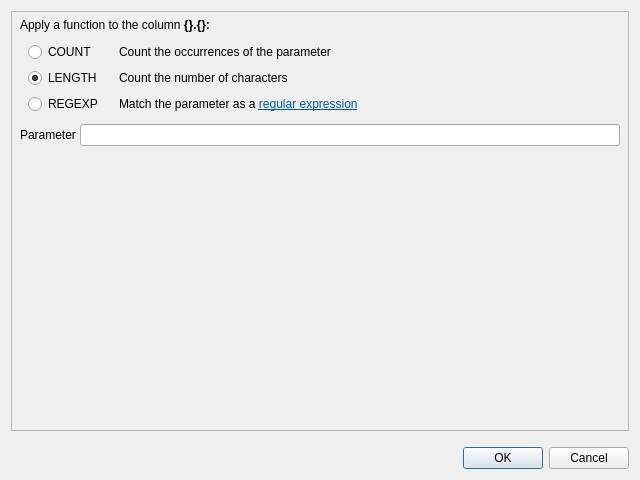
First picture: the form in coquery/gui/functionApply.ui, repository gkunter/coquery, before the edit.
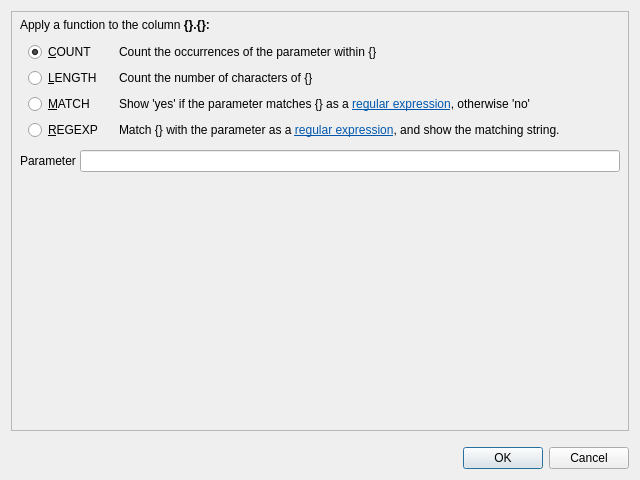
Second picture: the form after the edit.

Commit message: Add MATCH function

Patch:
```diff
--- a/coquery/gui/functionApply.ui
+++ b/coquery/gui/functionApply.ui
@@ -18,7 +18,7 @@
     <number>16</number>
    </property>
    <item>
-    <widget class="QFrame" name="">
+    <widget class="QFrame" name="frame">
      <property name="frameShape">
       <enum>QFrame::StyledPanel</enum>
      </property>
@@ -49,7 +49,7 @@
        </widget>
       </item>
       <item>
-       <widget class="QFrame" name="">
+       <widget class="QFrame" name="frame">
         <property name="sizePolicy">
          <sizepolicy hsizetype="Preferred" vsizetype="Fixed">
           <horstretch>0</horstretch>
@@ -75,34 +75,13 @@
          <property name="verticalSpacing">
           <number>-1</number>
          </property>
-         <item row="4" column="1">
-          <widget class="QLabel" name="label_3">
-           <property name="text">
-            <string>&lt;html&gt;&lt;head/&gt;&lt;body&gt;&lt;p&gt;Match the parameter as a &lt;a href=&quot;https://docs.python.org/2/howto/regex.html&quot;&gt;&lt;span style=&quot; text-decoration: underline; color:#0057ae;&quot;&gt;regular expression&lt;/span&gt;&lt;/a&gt;&lt;/p&gt;&lt;/body&gt;&lt;/html&gt;</string>
-           </property>
-          </widget>
-         </item>
          <item row="3" column="1">
           <widget class="QLabel" name="label_2">
            <property name="text">
-            <string>Count the number of characters</string>
+            <string>Count the number of characters of {}</string>
            </property>
-          </widget>
-         </item>
-         <item row="4" column="0">
-          <widget class="QRadioButton" name="radio_regexp">
-           <property name="text">
-            <string>REGEXP</string>
-           </property>
-          </widget>
-         </item>
-         <item row="3" column="0">
-          <widget class="QRadioButton" name="radio_length">
-           <property name="text">
-            <string>LENGTH</string>
-           </property>
-           <property name="checked">
-            <bool>true</bool>
+           <property name="wordWrap">
+            <bool>false</bool>
            </property>
           </widget>
          </item>
@@ -115,14 +94,64 @@
             </sizepolicy>
            </property>
            <property name="text">
-            <string>Count the occurrences of the parameter</string>
+            <string>Count the occurrences of the parameter within {}</string>
+           </property>
+           <property name="wordWrap">
+            <bool>true</bool>
+           </property>
+          </widget>
+         </item>
+         <item row="3" column="0">
+          <widget class="QRadioButton" name="radio_length">
+           <property name="text">
+            <string>&amp;LENGTH</string>
+           </property>
+           <property name="checked">
+            <bool>false</bool>
            </property>
           </widget>
          </item>
          <item row="2" column="0">
           <widget class="QRadioButton" name="radio_count">
            <property name="text">
-            <string>COUNT</string>
+            <string>&amp;COUNT</string>
+           </property>
+           <property name="checked">
+            <bool>true</bool>
+           </property>
+          </widget>
+         </item>
+         <item row="5" column="1">
+          <widget class="QLabel" name="label_3">
+           <property name="text">
+            <string>&lt;html&gt;&lt;head/&gt;&lt;body&gt;&lt;p&gt;Match {} with the parameter as a &lt;a href=&quot;https://docs.python.org/2/howto/regex.html&quot;&gt;&lt;span style=&quot; text-decoration: underline; color:#0057ae;&quot;&gt;regular expression&lt;/span&gt;&lt;/a&gt;, and show the matching string.&lt;/p&gt;&lt;/body&gt;&lt;/html&gt;</string>
+           </property>
+           <property name="wordWrap">
+            <bool>true</bool>
+           </property>
+          </widget>
+         </item>
+         <item row="5" column="0">
+          <widget class="QRadioButton" name="radio_regexp">
+           <property name="text">
+            <string>&amp;REGEXP</string>
+           </property>
+          </widget>
+         </item>
+         <item row="4" column="0">
+          <widget class="QRadioButton" name="radio_match">
+           <property name="text">
+            <string>&amp;MATCH</string>
+           </property>
+          </widget>
+         </item>
+         <item row="4" column="1">
+          <widget class="QLabel" name="label_5">
+           <property name="text">
+            <string>Show 'yes' if the parameter matches {} as a &lt;a href=&quot;https://docs.python.org/2/howto/regex.html&quot;&gt;&lt;span style=&quot; text-decoration: underline; color:#0057ae;&quot;&gt;regular expression&lt;/span&gt;&lt;/a&gt;, otherwise 'no'</string>
+           </property>
+           <property name="wordWrap">
+            <bool>false</bool>
            </property>
           </widget>
          </item>
```
The commit also changes 2 other files.
